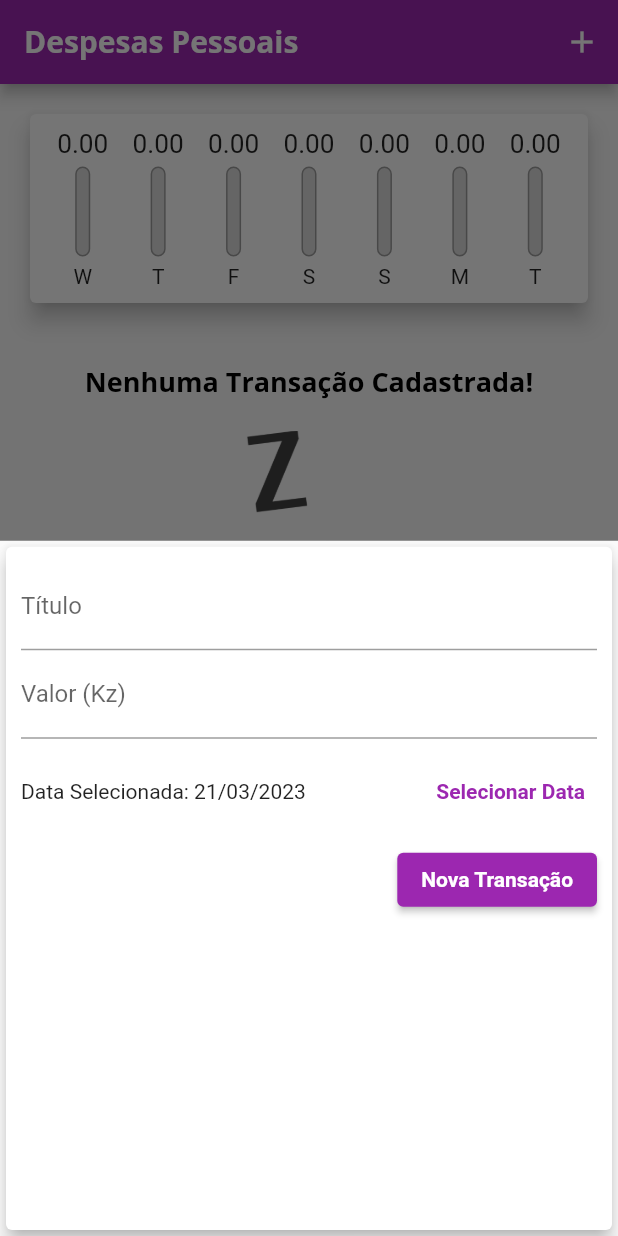
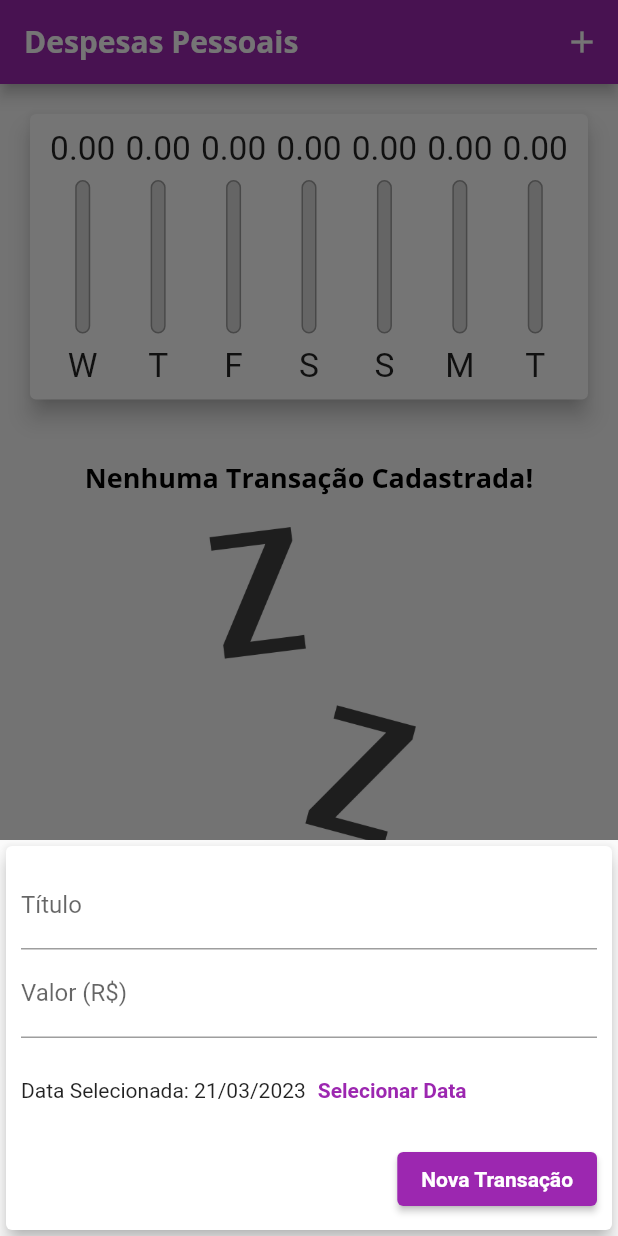
Before and after one commit to CesaltinoFelix/flutter_expenses_app, a Flutter app: the screen it shows after launch, after a tap on the "add" icon, on a phone screen of 412 x 824 dp. Run offline on Flutter 3.47's test engine with Material 2 defaults, Android fonts, the phone set to English and light mode, and no system bars.

Commit message:
updating code

```diff
--- /dev/null
+++ b/lib/components/adaptative_button.dart
@@ -0,0 +1,36 @@
+import 'dart:io';
+import 'package:flutter/cupertino.dart';
+import 'package:flutter/material.dart';
+
+class AdaptativeButton extends StatelessWidget {
+  final String label;
+  final Function() onPressed;
+
+  const AdaptativeButton(
+    this.label,
+    this.onPressed, {
+    Key? key,
+  }) : super(key: key);
+
+  @override
+  Widget build(BuildContext context) {
+    return Platform.isIOS
+        ? CupertinoButton(
+            child: Text(label),
+            onPressed: onPressed,
+            color: Theme.of(context).colorScheme.primary,
+            padding: const EdgeInsets.symmetric(
+              horizontal: 20,
+            ),
+          )
+        : ElevatedButton(
+            child: Text(
+              label,
+              style: TextStyle(
+                color: Theme.of(context).textTheme.button?.color,
+              ),
+            ),
+            onPressed: onPressed,
+          );
+  }
+}
--- /dev/null
+++ b/lib/components/adaptative_date_picker.dart
@@ -0,0 +1,66 @@
+import 'dart:io';
+import 'package:flutter/cupertino.dart';
+import 'package:flutter/material.dart';
+import 'package:intl/intl.dart';
+
+class AdaptativeDatePicker extends StatelessWidget {
+  final DateTime? selectedDate;
+  final Function(DateTime)? onDateChanged;
+
+  const AdaptativeDatePicker({
+    this.selectedDate,
+    this.onDateChanged,
+    Key? key,
+  }) : super(key: key);
+
+  _showDatePicker(BuildContext context) {
+    showDatePicker(
+      context: context,
+      initialDate: DateTime.now(),
+      firstDate: DateTime(2019),
+      lastDate: DateTime.now(),
+    ).then((pickedDate) {
+      if (pickedDate == null) {
+        return;
+      }
+
+      onDateChanged!(pickedDate);
+    });
+  }
+
+  @override
+  Widget build(BuildContext context) {
+    return Platform.isIOS
+        ? SizedBox(
+            height: 180,
+            child: CupertinoDatePicker(
+              mode: CupertinoDatePickerMode.date,
+              initialDateTime: DateTime.now(),
+              minimumDate: DateTime(2019),
+              maximumDate: DateTime.now(),
+              onDateTimeChanged: onDateChanged!,
+            ),
+          )
+        : SizedBox(
+            height: 70,
+            child: Row(
+              children: <Widget>[
+                Text(
+                  selectedDate == null
+                      ? 'Nenhuma data selecionada!'
+                      : 'Data Selecionada: ${DateFormat('dd/MM/y').format(selectedDate!)}',
+                ),
+                TextButton(
+                  child: const Text(
+                    'Selecionar Data',
+                    style: TextStyle(
+                      fontWeight: FontWeight.bold,
+                    ),
+                  ),
+                  onPressed: () => _showDatePicker(context),
+                )
+              ],
+            ),
+          );
+  }
+}
--- /dev/null
+++ b/lib/components/adaptative_text_field.dart
@@ -0,0 +1,46 @@
+import 'dart:io';
+import 'package:flutter/cupertino.dart';
+import 'package:flutter/material.dart';
+
+class AdaptativeTextField extends StatelessWidget {
+  final String? label;
+  final TextEditingController? controller;
+  final TextInputType keyboardType;
+  final Function(String)? onSubmitted;
+
+  const AdaptativeTextField({
+    this.label,
+    this.controller,
+    this.keyboardType = TextInputType.text,
+    this.onSubmitted,
+    Key? key,
+  }) : super(key: key);
+
+  @override
+  Widget build(BuildContext context) {
+    return Platform.isIOS
+        ? Padding(
+            padding: const EdgeInsets.only(
+              bottom: 10,
+            ),
+            child: CupertinoTextField(
+              controller: controller,
+              keyboardType: keyboardType,
+              onSubmitted: onSubmitted,
+              placeholder: label,
+              padding: const EdgeInsets.symmetric(
+                horizontal: 6,
+                vertical: 12,
+              ),
+            ),
+          )
+        : TextField(
+            controller: controller,
+            keyboardType: keyboardType,
+            onSubmitted: onSubmitted,
+            decoration: InputDecoration(
+              labelText: label,
+            ),
+          );
+  }
+}
--- a/lib/components/chart_bar.dart
+++ b/lib/components/chart_bar.dart
@@ -14,17 +14,19 @@ class ChartBar extends StatelessWidget {
 
   @override
   Widget build(BuildContext context) {
+    return LayoutBuilder(
+      builder: (ctx, constraints) {
         return Column(
           children: [
             SizedBox(
-          height: 20,
+              height: constraints.maxHeight * 0.15,
               child: FittedBox(
-            child: Text('${value!.toStringAsFixed(2)}'),
+                child: Text(value!.toStringAsFixed(2)),
               ),
             ),
-        const SizedBox(height: 5),
+            SizedBox(height: constraints.maxHeight * 0.05),
             SizedBox(
-          height: 60,
+              height: constraints.maxHeight * 0.6,
               width: 10,
               child: Stack(
                 alignment: Alignment.bottomCenter,
@@ -51,9 +53,16 @@ class ChartBar extends StatelessWidget {
                 ],
               ),
             ),
-        const SizedBox(height: 5),
-        Text(label!),
+            SizedBox(height: constraints.maxHeight * 0.05),
+            SizedBox(
+              height: constraints.maxHeight * 0.15,
+              child: FittedBox(
+                child: Text(label!),
+              ),
+            ),
           ],
+        );
+      },
     );
   }
 }
--- a/lib/components/transaction_form.dart
+++ b/lib/components/transaction_form.dart
@@ -1,5 +1,7 @@
 import 'package:flutter/material.dart';
-import 'package:intl/intl.dart';
+import 'adaptative_button.dart';
+import 'adaptative_text_field.dart';
+import 'adaptative_date_picker.dart';
 
 class TransactionForm extends StatefulWidget {
   final void Function(String, double, DateTime) onSubmit;
@@ -26,87 +28,53 @@ class _TransactionFormState extends State<TransactionForm> {
     widget.onSubmit(title, value, _selectedDate!);
   }
 
-  _showDatePicker() {
-    showDatePicker(
-      context: context,
-      initialDate: DateTime.now(),
-      firstDate: DateTime(2019),
-      lastDate: DateTime.now(),
-    ).then((pickedDate) {
-      if (pickedDate == null) {
-        return;
-      }
-
-      setState(() {
-        _selectedDate = pickedDate;
-      });
-    });
-  }
-
   @override
   Widget build(BuildContext context) {
-    return Card(
+    return SingleChildScrollView(
+      child: Card(
         elevation: 5,
         child: Padding(
-        padding: const EdgeInsets.all(10),
+          padding: EdgeInsets.only(
+            top: 10,
+            right: 10,
+            left: 10,
+            bottom: 10 + MediaQuery.of(context).viewInsets.bottom,
+          ),
           child: Column(
             children: [
-            TextField(
+              AdaptativeTextField(
+                label: 'Título',
                 controller: _titleController,
-              onSubmitted: (_) => _submitForm(),
-              decoration: const InputDecoration(
-                labelText: 'Título',
+                onSubmitted: (_) => _submitForm,
               ),
-            ),
-            TextField(
+              AdaptativeTextField(
+                label: 'Valor (R\$)',
                 controller: _valueController,
                 keyboardType:
                     const TextInputType.numberWithOptions(decimal: true),
-              onSubmitted: (_) => _submitForm(),
-              decoration: const InputDecoration(
-                labelText: 'Valor (Kz)',
+                onSubmitted: (_) => _submitForm,
               ),
-            ),
-            SizedBox(
-              height: 70,
-              child: Row(
-                children: <Widget>[
-                  Expanded(
-                    child: Text(
-                      _selectedDate == null
-                          ? 'Nenhuma data selecionada!'
-                          : 'Data Selecionada: ${DateFormat('dd/MM/y').format(_selectedDate!)}',
-                    ),
-                  ),
-                  TextButton(
-                    child: const Text(
-                      'Selecionar Data',
-                      style: TextStyle(
-                        fontWeight: FontWeight.bold,
-                      ),
-                    ),
-                    onPressed: _showDatePicker,
-                  )
-                ],
-              ),
+              AdaptativeDatePicker(
+                selectedDate: _selectedDate,
+                onDateChanged: (newDate) {
+                  setState(() {
+                    _selectedDate = newDate;
+                  });
+                },
               ),
               Row(
                 mainAxisAlignment: MainAxisAlignment.end,
                 children: <Widget>[
-                ElevatedButton(
-                  child: Text(
+                  AdaptativeButton(
                     'Nova Transação',
-                    style: TextStyle(
-                      color: Theme.of(context).textTheme.button?.color,
-                    ),
-                  ),
-                  onPressed: _submitForm,
+                    _submitForm,
                   ),
                 ],
               ),
             ],
           ),
         ),
+      ),
     );
   }
 }
--- a/lib/components/transaction_list.dart
+++ b/lib/components/transaction_list.dart
@@ -11,10 +11,10 @@ class TransactionList extends StatelessWidget {
 
   @override
   Widget build(BuildContext context) {
-    return SizedBox(
-      height: 430,
-      child: transactions.isEmpty
-          ? Column(
+    return transactions.isEmpty
+        ? LayoutBuilder(
+            builder: (ctx, constraints) {
+              return Column(
                 children: [
                   const SizedBox(height: 20),
                   Text(
@@ -23,13 +23,15 @@ class TransactionList extends StatelessWidget {
                   ),
                   const SizedBox(height: 20),
                   SizedBox(
-                  height: 200,
+                    height: constraints.maxHeight * 0.6,
                     child: Image.asset(
                       'assets/images/waiting.png',
                       fit: BoxFit.cover,
                     ),
                   ),
                 ],
+              );
+            },
           )
         : ListView.builder(
             itemCount: transactions.length,
@@ -49,7 +51,7 @@ class TransactionList extends StatelessWidget {
                         padding: const EdgeInsets.all(6),
                         child: FittedBox(
                           child: Text(
-                            'Kz${tr.value}',
+                            'R\$${tr.value}',
                             style: const TextStyle(
                               color: Colors.white,
                             ),
@@ -64,15 +66,24 @@ class TransactionList extends StatelessWidget {
                     subtitle: Text(
                       DateFormat('d MMM y').format(tr.date),
                     ),
-                    trailing: IconButton(
+                    trailing: MediaQuery.of(context).size.width > 480
+                        ? TextButton.icon(
+                            onPressed: () => onRemove(tr.id),
+                            icon: Icon(Icons.delete,
+                                color: Theme.of(context).errorColor),
+                            label: Text(
+                              'Excluir',
+                              style: TextStyle(
+                                  color: Theme.of(context).errorColor),
+                            ),
+                          )
+                        : IconButton(
                             icon: const Icon(Icons.delete),
                             color: Theme.of(context).errorColor,
                             onPressed: () => onRemove(tr.id),
-                    ),
-                  ),
+                          )),
               );
             },
-            ),
           );
   }
 }
--- a/lib/main.dart
+++ b/lib/main.dart
@@ -1,13 +1,16 @@
+import 'dart:math';
+import 'dart:io';
+
+import 'components/transaction_form.dart';
 import 'package:flutter/material.dart';
-import 'dart:math';
+import 'package:flutter/cupertino.dart';
+
 import 'components/transaction_form.dart';
 import 'components/transaction_list.dart';
 import 'components/chart.dart';
 import 'models/transaction.dart';
 
-main() => runApp(
-      ExpensesApp(),
-    );
+main() => runApp(ExpensesApp());
 
 class ExpensesApp extends StatelessWidget {
   ExpensesApp({Key? key}) : super(key: key);
@@ -17,7 +20,6 @@ class ExpensesApp extends StatelessWidget {
   Widget build(BuildContext context) {
     return MaterialApp(
       home: const MyHomePage(),
-      debugShowCheckedModeBanner: false,
       theme: tema.copyWith(
         colorScheme: tema.colorScheme.copyWith(
           primary: Colors.purple,
@@ -56,6 +58,7 @@ class MyHomePage extends StatefulWidget {
 
 class _MyHomePageState extends State<MyHomePage> {
   final List<Transaction> _transactions = [];
+  bool _showChart = false;
 
   List<Transaction> get _recentTransactions {
     return _transactions.where((tr) {
@@ -95,32 +98,104 @@ class _MyHomePageState extends State<MyHomePage> {
     );
   }
 
+  Widget _getIconButton(IconData icon, Function() fn) {
+    return Platform.isIOS
+        ? GestureDetector(onTap: fn, child: Icon(icon))
+        : IconButton(icon: Icon(icon), onPressed: fn);
+  }
+
   @override
   Widget build(BuildContext context) {
-    return Scaffold(
-      appBar: AppBar(
-        title: const Text('Despesas Pessoais'),
-        actions: [
-          IconButton(
-            icon: const Icon(Icons.add),
-            onPressed: () => _openTransactionFormModal(context),
-          ),
-        ],
+    final mediaQuery = MediaQuery.of(context);
+    bool isLandscape = mediaQuery.orientation == Orientation.landscape;
+
+    final iconList = Platform.isIOS ? CupertinoIcons.refresh : Icons.list;
+    final chartList =
+        Platform.isIOS ? CupertinoIcons.refresh : Icons.show_chart;
+
+    final actions = [
+      if (isLandscape)
+        _getIconButton(
+          _showChart ? iconList : chartList,
+          () {
+            setState(() {
+              _showChart = !_showChart;
+            });
+          },
+        ),
+      _getIconButton(
+        Platform.isIOS ? CupertinoIcons.add : Icons.add,
+        () => _openTransactionFormModal(context),
       ),
-      body: SingleChildScrollView(
+    ];
+
+    final PreferredSizeWidget appBar = AppBar(
+      title: const Text('Despesas Pessoais'),
+      actions: actions,
+    );
+
+    final availableHeight = mediaQuery.size.height -
+        appBar.preferredSize.height -
+        mediaQuery.padding.top;
+
+    final bodyPage = SafeArea(
+      child: SingleChildScrollView(
         child: Column(
           crossAxisAlignment: CrossAxisAlignment.stretch,
           children: [
-            Chart(_recentTransactions),
-            TransactionList(_transactions, _removeTransaction),
+            // if (isLandscape)
+            //   Row(
+            //     mainAxisAlignment: MainAxisAlignment.center,
+            //     children: [
+            //       const Text('Exibir Gráfico'),
+            //       Switch.adaptive(
+            //         activeColor: Theme.of(context).colorScheme.secondary,
+            //         value: _showChart,
+            //         onChanged: (value) {
+            //           setState(() {
+            //             _showChart = value;
+            //           });
+            //         },
+            //       ),
+            //     ],
+            //   ),
+            if (_showChart || !isLandscape)
+              SizedBox(
+                height: availableHeight * (isLandscape ? 0.8 : 0.3),
+                child: Chart(_recentTransactions),
+              ),
+            if (!_showChart || !isLandscape)
+              SizedBox(
+                height: availableHeight * (isLandscape ? 1 : 0.7),
+                child: TransactionList(_transactions, _removeTransaction),
+              ),
           ],
         ),
       ),
-      floatingActionButton: FloatingActionButton(
-        child: const Icon(Icons.add),
-        onPressed: () => _openTransactionFormModal(context),
-      ),
-      floatingActionButtonLocation: FloatingActionButtonLocation.centerFloat,
     );
+
+    return Platform.isIOS
+        ? CupertinoPageScaffold(
+            navigationBar: CupertinoNavigationBar(
+              middle: const Text('Despesas Pessoais'),
+              trailing: Row(
+                mainAxisSize: MainAxisSize.min,
+                children: actions,
+              ),
+            ),
+            child: bodyPage,
+          )
+        : Scaffold(
+            appBar: appBar,
+            body: bodyPage,
+            floatingActionButton: Platform.isIOS
+                ? Container()
+                : FloatingActionButton(
+                    child: const Icon(Icons.add),
+                    onPressed: () => _openTransactionFormModal(context),
+                  ),
+            floatingActionButtonLocation:
+                FloatingActionButtonLocation.centerFloat,
+          );
   }
 }
```
Also changed, not shown: pubspec.yaml (+9 -14 lines), pubspec.lock. Lines whose indentation alone changed are shown as unchanged.
